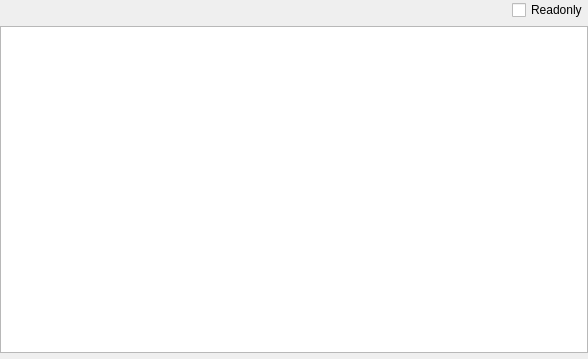
Before: the Qt Designer form DEX/dexsectionheaderwidget.ui in horsicq/FormatWidgets, drawn with Qt 5.
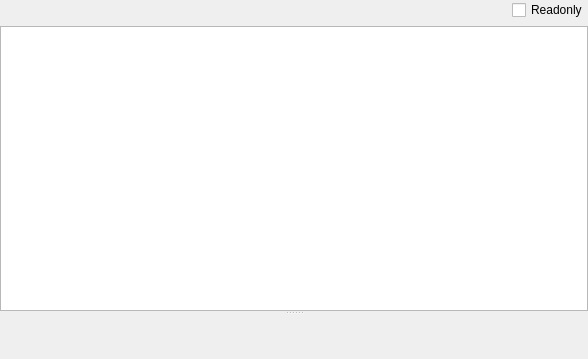
After: the same form once the commit is applied. Custom widgets are drawn as their Qt base class.

What changed in the file:
```diff
--- a/DEX/dexsectionheaderwidget.ui
+++ b/DEX/dexsectionheaderwidget.ui
@@ -54,6 +54,10 @@
     </layout>
    </item>
    <item>
+    <widget class="QSplitter" name="splitter">
+     <property name="orientation">
+      <enum>Qt::Vertical</enum>
+     </property>
     <widget class="QTableWidget" name="tableWidget">
      <property name="contextMenuPolicy">
       <enum>Qt::CustomContextMenu</enum>
@@ -77,8 +81,6 @@
       <number>24</number>
      </attribute>
     </widget>
-   </item>
-   <item>
     <widget class="ToolsWidget" name="widgetHex" native="true">
      <property name="maximumSize">
       <size>
@@ -86,6 +88,7 @@
        <height>200</height>
       </size>
      </property>
+     </widget>
     </widget>
    </item>
   </layout>
```
Lines whose indentation alone changed are shown as unchanged.
